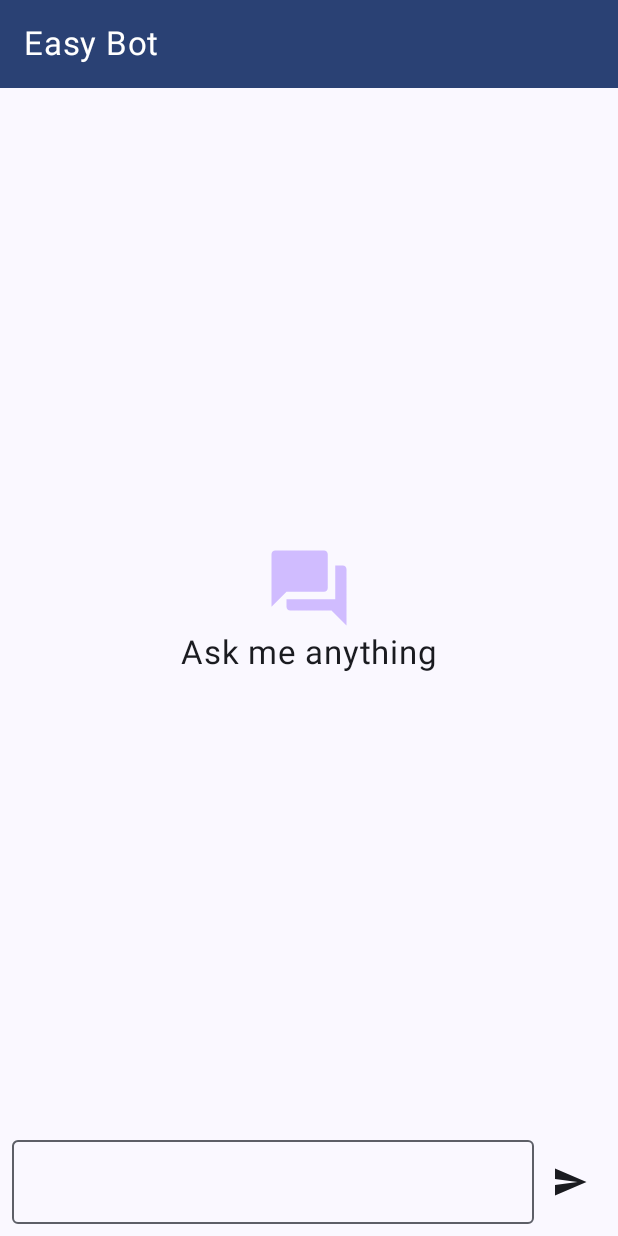
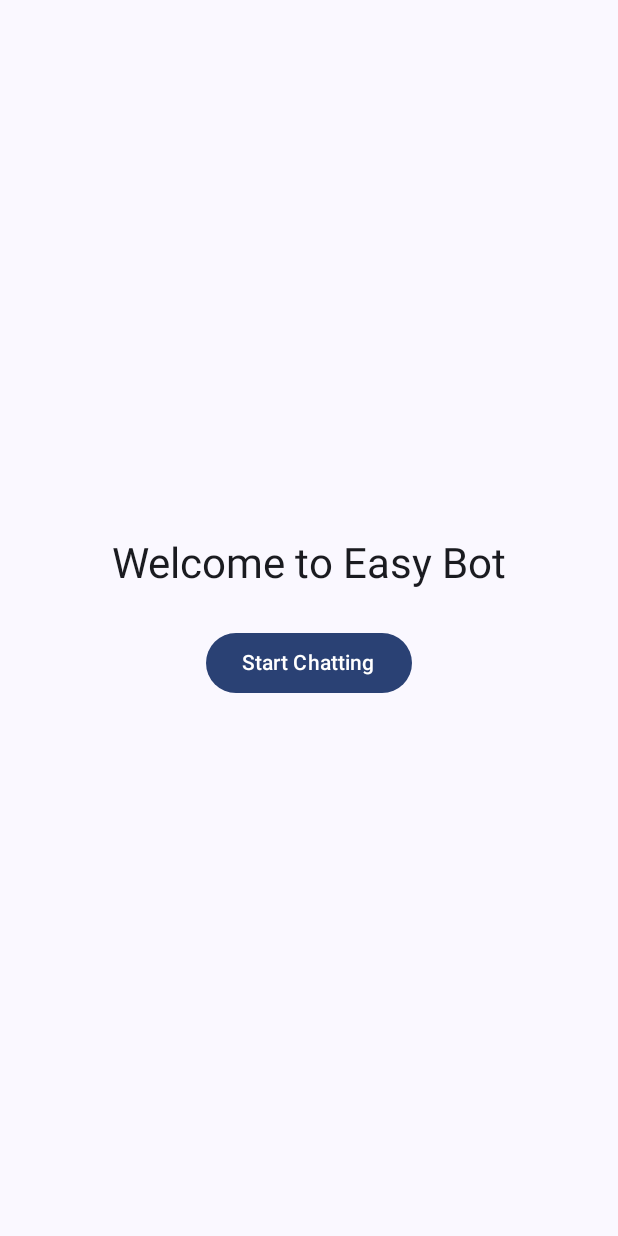
Before and after one commit to aryanchau1516/AiBot, an Android app built with Jetpack Compose: the screen it shows after launch (MainActivity), on a phone screen of 412 x 824 dp. Run offline under Robolectric (Android 15) with nearby library versions, the phone set to English and light mode, and no system bars; our stand-ins replace Room's generated code; libraries missing offline, so code that uses them is left out: com.google.ai.client.

```diff
--- a/app/build.gradle.kts
+++ b/app/build.gradle.kts
@@ -99,4 +99,8 @@ dependencies {
 
     // ✅ Material 3
     implementation("androidx.compose.material3:material3:1.2.1") // Use stable version
+    val nav_version = "2.7.7"
+
+    implementation("androidx.navigation:navigation-compose:$nav_version")
+
 }
--- /dev/null
+++ b/app/src/main/java/com/example/aibot/AppNavigation.kt
@@ -0,0 +1,27 @@
+package com.example.aibot
+
+import androidx.annotation.RequiresApi
+import androidx.compose.runtime.Composable
+import androidx.navigation.NavHostController
+import androidx.navigation.compose.NavHost
+import androidx.navigation.compose.composable
+import androidx.navigation.compose.rememberNavController
+
+@RequiresApi(35)
+@Composable
+fun AppNavigation(viewModel: ChatViewModel) {
+    val navController = rememberNavController()
+
+    NavHost(navController = navController, startDestination = "welcome") {
+
+        composable("welcome") {
+            WelcomeScreen(onStartChatClicked = {
+                navController.navigate("chat")
+            })
+        }
+
+        composable("chat") {
+            ChatPage(viewModel = viewModel, navController = navController)
+        }
+    }
+}
--- a/app/src/main/java/com/example/aibot/MainActivity.kt
+++ b/app/src/main/java/com/example/aibot/MainActivity.kt
@@ -4,6 +4,8 @@ import androidx.activity.ComponentActivity
 import android.os.Bundle
 import androidx.activity.compose.setContent
 import androidx.activity.enableEdgeToEdge
+import androidx.annotation.RequiresApi
+import androidx.compose.foundation.layout.Box
 import androidx.compose.foundation.layout.fillMaxSize
 import androidx.compose.foundation.layout.padding
 import androidx.compose.material.icons.Icons
@@ -24,19 +26,38 @@ import kotlinx.coroutines.flow.Flow
 import kotlinx.coroutines.launch
 
 class MainActivity : ComponentActivity() {
+    @RequiresApi(35)
     override fun onCreate(savedInstanceState: Bundle?) {
         super.onCreate(savedInstanceState)
         enableEdgeToEdge()
         val chatViewModel = ViewModelProvider(this)[ChatViewModel::class.java]
         setContent {
             AiBotTheme {
-
-
-
-                        Scaffold(modifier = Modifier.fillMaxSize()) { innerPadding ->
-                            ChatPage(modifier = Modifier.padding(innerPadding),chatViewModel)
-                        }
+                Scaffold(modifier = Modifier.fillMaxSize()) { innerPadding ->
+                    Box(modifier = Modifier.padding(innerPadding)) {
+                        AppNavigation(chatViewModel)
                     }
                 }
             }
         }
+
+    }
+}
+/*
+@RequiresApi(35)
+override fun onCreate(savedInstanceState: Bundle?) {
+    super.onCreate(savedInstanceState)
+    enableEdgeToEdge()
+    val chatViewModel = ViewModelProvider(this)[ChatViewModel::class.java]
+    setContent {
+        AiBotTheme {
+            Scaffold(modifier = Modifier.fillMaxSize()) { innerPadding ->
+                Box(modifier = Modifier.padding(innerPadding)) {
+                    AppNavigation(chatViewModel)
+                }
+            }
+        }
+    }
+}
+
+ */
--- /dev/null
+++ b/app/src/main/java/com/example/aibot/WelcomeScreen.kt
@@ -0,0 +1,35 @@
+package com.example.aibot
+
+import androidx.compose.foundation.layout.*
+import androidx.compose.material3.*
+import androidx.compose.runtime.Composable
+import androidx.compose.ui.Alignment
+import androidx.compose.ui.Modifier
+import androidx.compose.ui.unit.dp
+import androidx.compose.ui.unit.sp
+
+@Composable
+fun WelcomeScreen(onStartChatClicked: () -> Unit) {
+    Box(
+        modifier = Modifier
+            .fillMaxSize()
+            .padding(16.dp),
+        contentAlignment = Alignment.Center
+    ) {
+        Column(horizontalAlignment = Alignment.CenterHorizontally) {
+            Text(
+                text = "Welcome to Easy Bot",
+                style = MaterialTheme.typography.headlineMedium,
+                fontSize = 28.sp
+            )
+            Spacer(modifier = Modifier.height(24.dp))
+            Button(
+                onClick = {
+                    onStartChatClicked()
+                }
+            ) {
+                Text("Start Chatting")
+            }
+        }
+    }
+}
```
Also changed, not shown: app/src/main/java/com/example/aibot/ChatPage.kt (+62 -13 lines).
